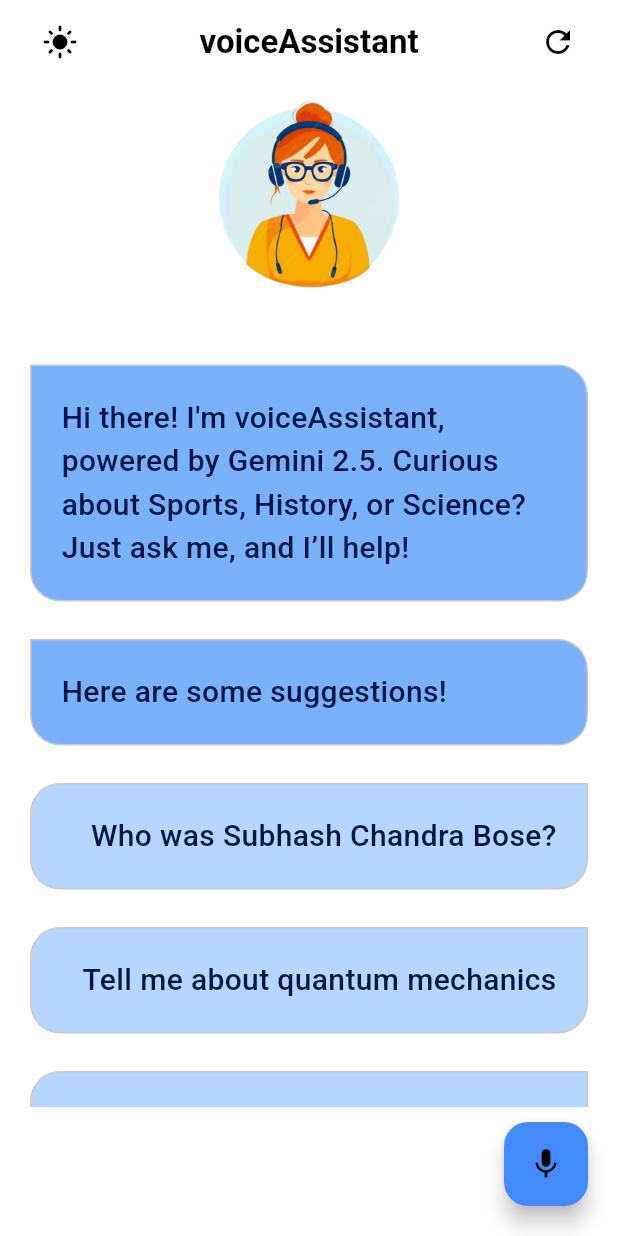
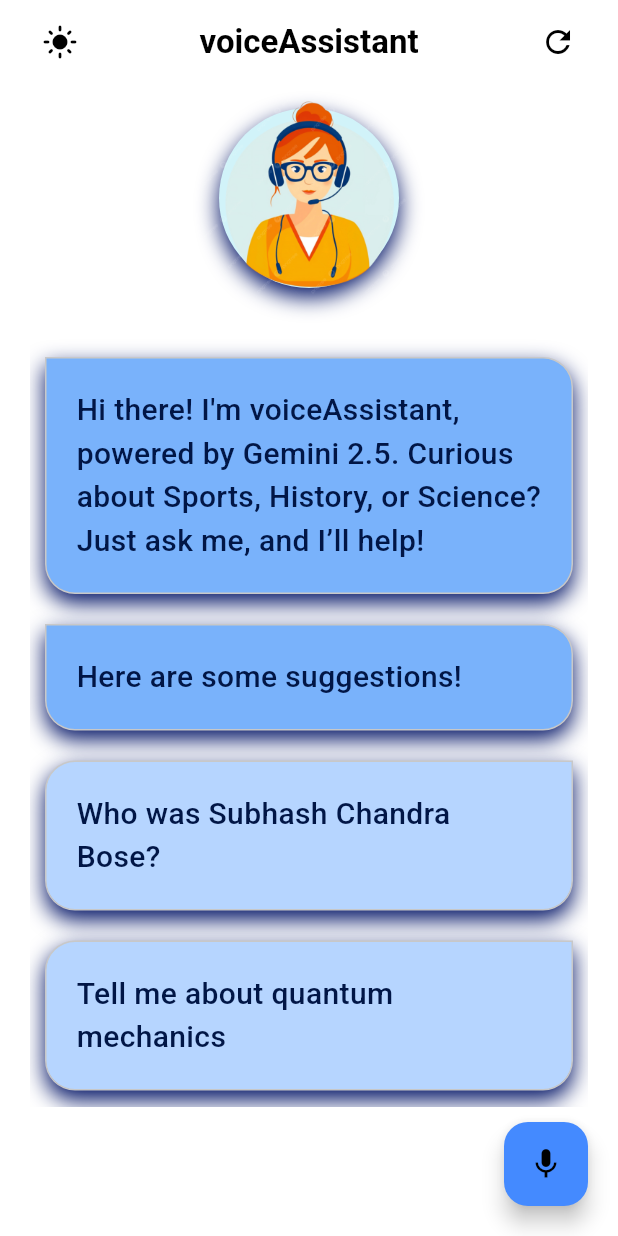
Before and after one commit to VasuBhakt/voiceAssistant, a Flutter app: the screen it shows after launch, on a phone screen of 412 x 824 dp. Run offline on Flutter 3.47's test engine with Material 3 defaults, Android fonts, the phone set to English and light mode, and no system bars; our stand-ins replace flutter_tts, speech_to_text.

Commit message:
ui update 7

```diff
--- a/lib/pages/home_page.dart
+++ b/lib/pages/home_page.dart
@@ -64,6 +64,7 @@
   bool isReplying = false;
   bool apiError = false;
   final GlobalKey<AnimatedListState> _listKey = GlobalKey<AnimatedListState>();
+  final ScrollController scrollController = ScrollController();
 
   @override
   void initState() {
@@ -137,7 +138,7 @@
             {"text": reply},
           ],
         });
-
+        scrollToBottom();
         isReplying = false;
         apiError = false;
       });
@@ -170,6 +171,7 @@
           {"text": text},
         ],
       });
+      scrollToBottom();
     });
   }
 
@@ -190,6 +192,16 @@
           ),
         ),
         duration: Duration(milliseconds: 150),
+      );
+    }
+  }
+
+  void scrollToBottom() {
+    if (scrollController.hasClients) {
+      scrollController.animateTo(
+        scrollController.position.maxScrollExtent,
+        duration: Duration(milliseconds: 300),
+        curve: Curves.easeOut,
       );
     }
   }
@@ -279,6 +291,15 @@
                     decoration: BoxDecoration(
                       color: Pallete.assistantCircleColor,
                       shape: BoxShape.circle,
+                      boxShadow: [
+                        BoxShadow(
+                          color: (widget.isDarkMode)
+                              ? Color.fromRGBO(152, 152, 152, 1)
+                              : Color.fromRGBO(0, 18, 101, 1),
+                          blurRadius: 12,
+                          offset: Offset(0, 6),
+                        ),
+                      ],
                     ),
                   ),
                 ),
@@ -293,9 +314,11 @@
                 ),
               ],
             ),
+            const SizedBox(height: 10),
             Expanded(
               child: AnimatedList(
                 key: _listKey,
+                controller: scrollController,
                 padding: EdgeInsets.only(top: 10),
                 initialItemCount: messages.length,
                 itemBuilder: (context, index, animation) {
--- a/lib/widgets/chat_bubble.dart
+++ b/lib/widgets/chat_bubble.dart
@@ -5,15 +5,24 @@
   final String message;
   final String role;
   final bool isDarkMode;
-  const ChatBubble({super.key, required this.message, required this.role, required this.isDarkMode});
+  const ChatBubble({
+    super.key,
+    required this.message,
+    required this.role,
+    required this.isDarkMode,
+  });
 
   @override
   Widget build(BuildContext context) {
     return Container(
       padding: const EdgeInsets.symmetric(horizontal: 20, vertical: 10),
-      margin: const EdgeInsets.only(top: 25),
+      margin: const EdgeInsets.only(top: 10, left: 10, right: 10, bottom: 10),
       decoration: BoxDecoration(
-        border: Border.all(color: (isDarkMode) ? Pallete.darkModeBorderColor : Pallete.lightModeBorderColor),
+        border: Border.all(
+          color: (isDarkMode)
+              ? Pallete.darkModeBorderColor
+              : Pallete.lightModeBorderColor,
+        ),
         borderRadius: (role == "user")
             ? BorderRadius.all(
                 Radius.circular(20),
@@ -21,16 +30,29 @@
             : BorderRadius.all(
                 Radius.circular(20),
               ).copyWith(topLeft: Radius.circular(0)),
-        color: (role == "user") ? ((isDarkMode) ? Pallete.darkModeUser : Pallete.lightModeUser) : ((isDarkMode) ? Pallete.darkModeModel : Pallete.lightModeModel)
+        color: (role == "user")
+            ? ((isDarkMode) ? Pallete.darkModeUser : Pallete.lightModeUser)
+            : ((isDarkMode) ? Pallete.darkModeModel : Pallete.lightModeModel),
+        boxShadow: [
+          BoxShadow(
+            color: (isDarkMode) ? Color.fromRGBO(63, 63, 63, 1) : Color.fromRGBO(0, 18, 101, 1),
+            blurRadius: 12,
+            offset: Offset(0, 6)
+          )
+        ]
       ),
-      alignment: (role == "user") ? Alignment.centerRight : Alignment.centerLeft,
+      alignment: (role == "user")
+          ? Alignment.centerRight
+          : Alignment.centerLeft,
       child: Padding(
         padding: EdgeInsets.symmetric(vertical: 10.0),
         child: Text(
           message,
           style: TextStyle(
             fontWeight: FontWeight.w500,
-            color: (isDarkMode) ? Pallete.darkModeFontColor : Pallete.lightModeFontColor,
+            color: (isDarkMode)
+                ? Pallete.darkModeFontColor
+                : Pallete.lightModeFontColor,
             fontSize: 20,
           ),
         ),
```
